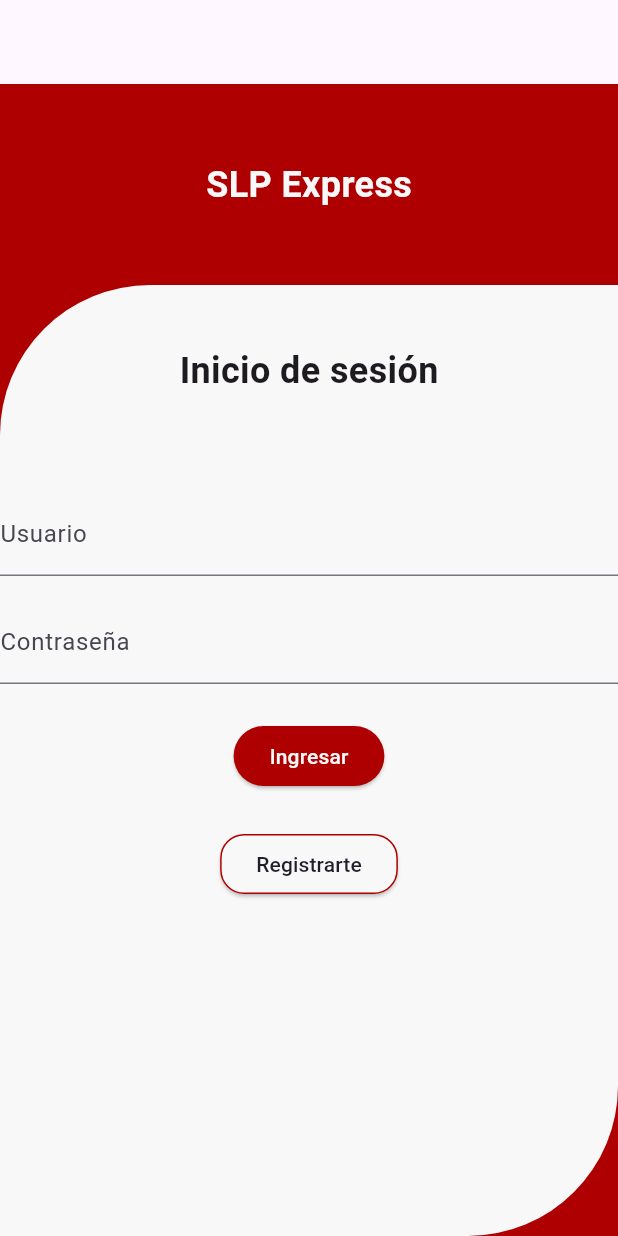
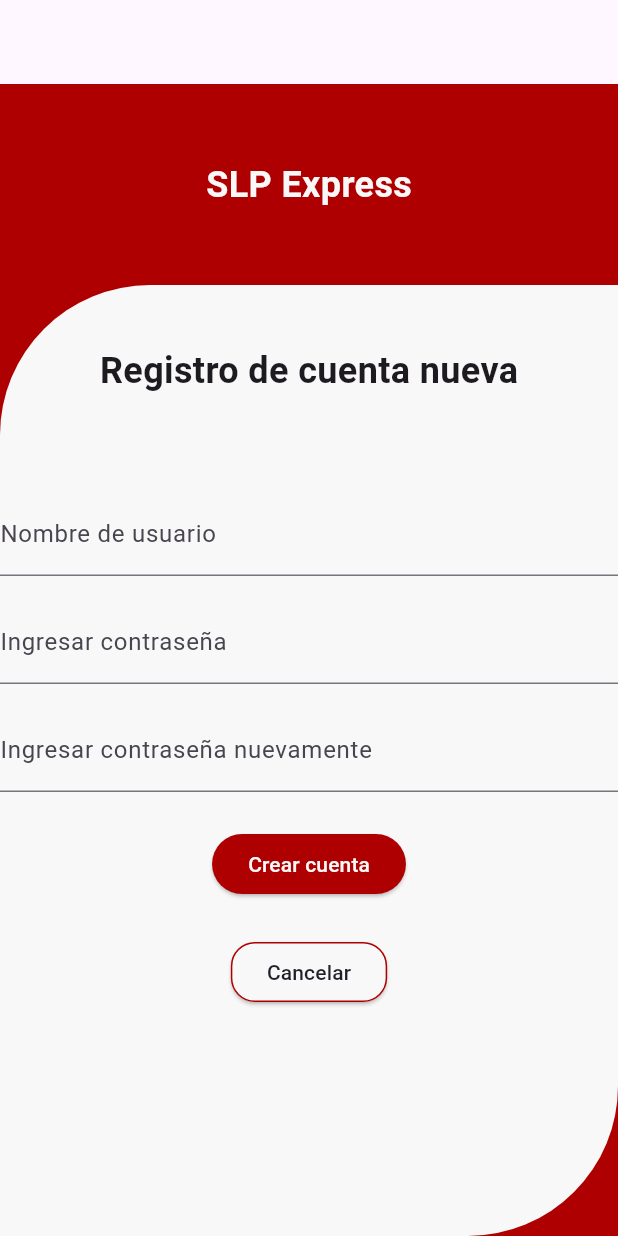
Before and after one commit to DeanHdz/Ecommerce_DesarrolloMovil_Flutter, a Flutter app: the screen it shows after launch, on a phone screen of 412 x 824 dp. Run offline on Flutter 3.47's test engine with Material 3 defaults, Android fonts, the phone set to English and light mode, and no system bars.

Commit message:
Maquetacion register completado

```diff
--- a/ecommerce/lib/main.dart
+++ b/ecommerce/lib/main.dart
@@ -1,4 +1,5 @@
 import 'package:ecommerce/login.dart';
+import 'package:ecommerce/register.dart';
 import 'package:flutter/material.dart';
 
 void main() {
@@ -11,7 +12,7 @@ class MainApp extends StatelessWidget {
   @override
   Widget build(BuildContext context) {
     return const MaterialApp(
-      home: Scaffold(body: Login()),
+      home: Scaffold(body: Register()),
     );
   }
 }
--- a/ecommerce/lib/register.dart
+++ b/ecommerce/lib/register.dart
@@ -0,0 +1,133 @@
+import 'package:flutter/material.dart';
+
+class Register extends StatefulWidget {
+  const Register({super.key});
+
+  @override
+  State<Register> createState() => _RegisterState();
+}
+
+class _RegisterState extends State<Register> {
+  @override
+  Widget build(BuildContext context) {
+    return Scaffold(
+      appBar: AppBar(),
+      body: Center(
+        child: Container(
+          color: Color.fromRGBO(174, 0, 0, 1),
+          child: Column(
+            children: [
+              Padding(
+                padding: EdgeInsets.only(
+                    left: 16.0, right: 16.0, top: 50.0, bottom: 50.0),
+                child: Text(
+                  'SLP Express',
+                  style: TextStyle(
+                    fontWeight: FontWeight.bold,
+                    fontSize: 24.0,
+                    color: Color.fromRGBO(248, 248, 248, 1),
+                  ),
+                ),
+              ),
+              Expanded(
+                child: Container(
+                  decoration: BoxDecoration(
+                    borderRadius: BorderRadius.only(
+                      topLeft: Radius.circular(100.0),
+                      bottomRight: Radius.circular(100.0),
+                    ),
+                    color: Color.fromRGBO(248, 248, 248, 1),
+                  ),
+                  child: Column(
+                    children: [
+                      Container(
+                        margin: EdgeInsets.all(40.0),
+                        child: Text(
+                          'Registro de cuenta nueva',
+                          style: TextStyle(
+                            fontWeight: FontWeight.bold,
+                            fontSize: 24.0,
+                          ),
+                        ),
+                      ),
+
+                      SizedBox(height: 24.0), // Spacer
+
+                      // Usuario
+                      TextField(
+                        decoration: InputDecoration(
+                          labelText: 'Nombre de usuario',
+                          hintText: 'Ingresar nombre de usuario',
+                        ),
+                      ),
+
+                      SizedBox(height: 16.0), // Spacer
+
+                      // Contraseña
+                      TextField(
+                        obscureText: true,
+                        decoration: InputDecoration(
+                          labelText: 'Ingresar contraseña',
+                          hintText: 'Contraseña',
+                        ),
+                      ),
+
+                      SizedBox(height: 16.0), // Spacer
+
+                      // Contraseña verificacion
+                      TextField(
+                        obscureText: true,
+                        decoration: InputDecoration(
+                          labelText: 'Ingresar contraseña nuevamente',
+                          hintText: 'Contraseña',
+                        ),
+                      ),
+
+                      SizedBox(height: 24.0), // Spacer
+                      // Boton crear cuenta
+                      ElevatedButton(
+                        onPressed: () {
+                          // Logica registro de cuenta (firebase)
+                        },
+                        child: Text(
+                          'Crear cuenta',
+                          style: TextStyle(
+                              color: Color.fromRGBO(248, 248, 248, 1)),
+                        ),
+                        style: ElevatedButton.styleFrom(
+                            backgroundColor: Color.fromRGBO(174, 0, 0, 1)),
+                      ),
+
+                      SizedBox(height: 24.0), // Spacer
+                      // Boton cancelar
+                      ElevatedButton(
+                        onPressed: () {
+                          //Regresar a pagina login
+                        },
+                        child: Text(
+                          'Cancelar',
+                          style:
+                              TextStyle(color: Color.fromRGBO(31, 31, 41, 1)),
+                        ),
+                        style: ElevatedButton.styleFrom(
+                          primary: Color.fromRGBO(248, 248, 248, 1),
+                          shape: RoundedRectangleBorder(
+                            side: BorderSide(
+                              color: Color.fromRGBO(174, 0, 0, 1),
+                              width: 1.0,
+                            ),
+                            borderRadius: BorderRadius.circular(16.0),
+                          ),
+                        ),
+                      ),
+                    ],
+                  ),
+                ),
+              )
+            ],
+          ),
+        ),
+      ),
+    );
+  }
+}
```
